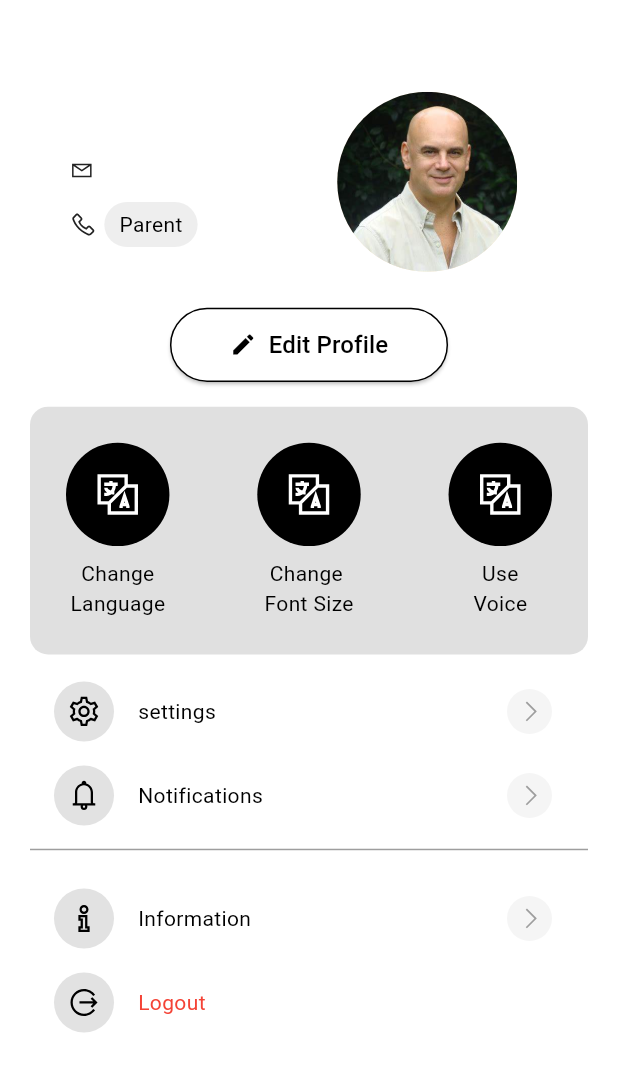
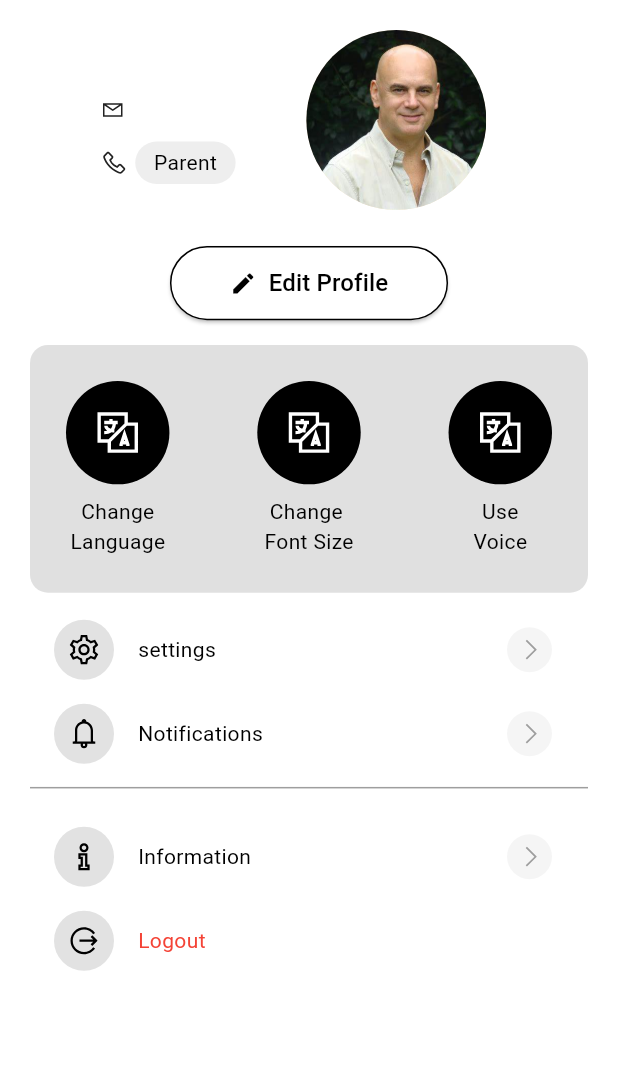
Before and after one commit to YuvrajSingh3110/memento, a Flutter app: the ProfileParent screen opened directly, on a phone screen of 412 x 824 dp. Shown: the top 1072 px of the screen. Run offline on Flutter 3.47's test engine with Material 3 defaults, Android fonts, the phone set to English and light mode, and no system bars; our stand-ins replace cloud_firestore, firebase_auth, firebase_core, flutter_tts, google_maps_flutter, google_nav_bar and 6 more; missing offline and left inert: flutter_barcode_scanner, flutter_phone_direct_caller, flutter_polyline_points, flutter_sms_android, syncfusion_flutter_core; accounts and stored records are empty.

Commit message:
profile-page-update

```diff
--- a/frontend/memento/lib/views/parent/profileParent.dart
+++ b/frontend/memento/lib/views/parent/profileParent.dart
@@ -71,7 +71,7 @@ class _ProfileScreenState extends State<ProfileParent> {
           child: Column(
             crossAxisAlignment: CrossAxisAlignment.center,
             children: [
-              SizedBox(height: height * 0.05),
+              // SizedBox(height: height * 0.05),
 
               Row(
                 mainAxisAlignment: MainAxisAlignment.spaceBetween,
@@ -99,7 +99,7 @@ class _ProfileScreenState extends State<ProfileParent> {
                                 LineAwesomeIcons.envelope,
                                 size: 16,
                               ),
-                              SizedBox(width: width * 0.05),
+                              SizedBox(width: width * 0.01),
                               Text(
                                 userEmail ?? "Loading..",
                                 style: const TextStyle(
@@ -125,11 +125,11 @@ class _ProfileScreenState extends State<ProfileParent> {
                               ),
                               Text(
                                 phoneNumber ?? "No phone number",
-                                style: const TextStyle(fontSize: 18),
+                                style: const TextStyle(fontSize: 16),
                               ),
                               Container(
                                 padding: EdgeInsets.symmetric(
-                                    horizontal: 10, vertical: 5),
+                                    horizontal: width*0.03, vertical: height*0.005),
                                 decoration: BoxDecoration(
                                   color: Colors
                                       .grey[200], // Light gray background color
@@ -157,10 +157,10 @@ class _ProfileScreenState extends State<ProfileParent> {
 
 
 
-                  const SizedBox(
-                    height: 10,
-                    width: 40,
-                  ),
+                  // SizedBox(
+                  //   height: 10,
+                  //   width: width*0.03,
+                  // ),
 
 
                   // avart image
--- a/frontend/memento/lib/views/patient/profilePatient.dart
+++ b/frontend/memento/lib/views/patient/profilePatient.dart
@@ -25,7 +25,7 @@ class _ProfileScreenState extends State<ProfilePatient> {
 
   Future<void> _handleLogout() async {
     try {
-      //await LocalDb.clearUserData(); // Clears user data from SharedPreferences
+      await LocalDb.clearUserData(); // Clears user data from SharedPreferences
       Navigator.pushReplacement(context, MaterialPageRoute(builder: (context)=>Login())); // Navigate to the login screen
     } catch (e) {
       print("Error during logout: $e");
```
